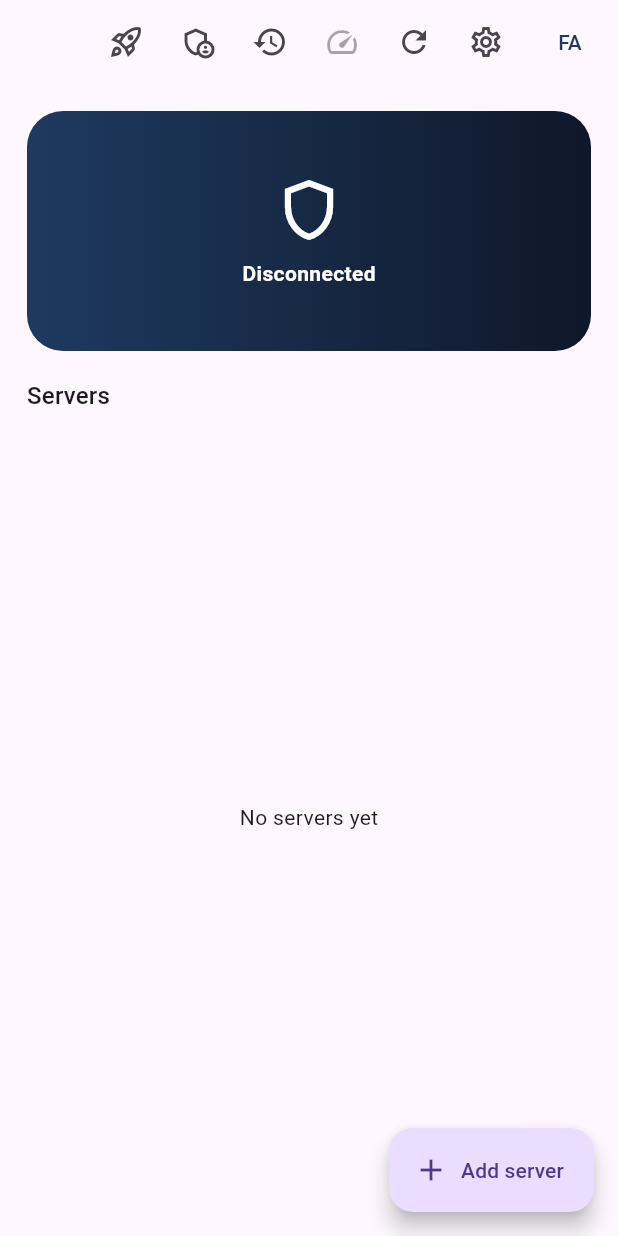
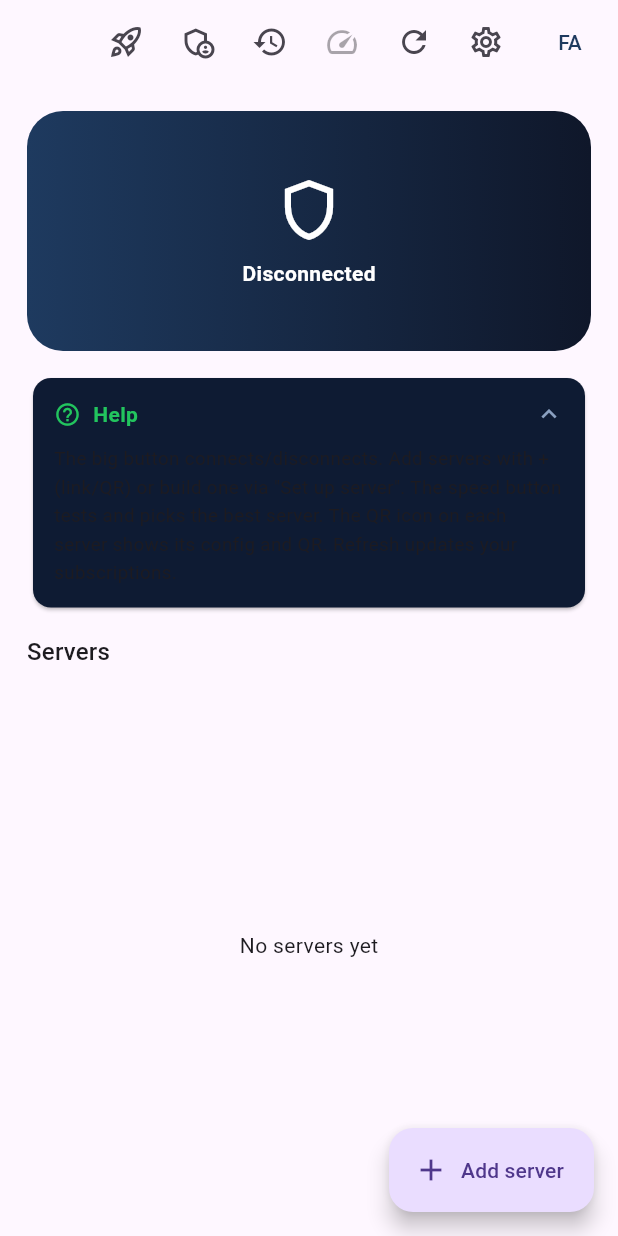
Before and after one commit to kian-irani/kian_v2ray, a Flutter app: the screen it shows after launch, on a phone screen of 412 x 824 dp. Run offline on Flutter 3.47's test engine with Material 3 defaults, Android fonts, the phone set to English and light mode, and no system bars; our stand-ins replace qr_flutter, shared_preferences; missing offline and left inert: cryptography, dartssh2, flutter_v2ray; accounts and stored records are empty.

Commit message:
feat(app): complete in-app bilingual help on every screen (phase 9.12)
Reusable collapsible HelpCard widget + full FA/EN help text on home, setup,
manage, and history screens (settings already had one). Addresses the repeated
'guidance must be complete everywhere' request. Home help auto-expands when the
user has no servers yet.

bump app 0.3.0 -> 0.3.1. All dart balanced; zero missing i18n keys.
(app-v0.3.0 CI build: success — Settings/Subscription/XHTTP all compile.)

Co-Authored-By: Claude Opus 4.8 <noreply@anthropic.com>
Claude-Session: https://claude.ai/code/session_01EGjTRfmhDKahAFuY5WiMoR

```diff
--- a/app/lib/i18n.dart
+++ b/app/lib/i18n.dart
@@ -94,6 +94,23 @@ class Strings {
     'hist.delete.confirm': ['این رکوردِ تاریخچه حذف شود؟', 'Delete this history record?'],
     'copyall.title': ['کپیِ همهٔ کانفیگ‌ها', 'Copy all configs'],
     'copyall.done': ['همهٔ لینک‌ها کپی شد', 'All links copied'],
+    'help.title': ['راهنما', 'Help'],
+    'help.home': [
+      'دکمهٔ بزرگ وصل/قطع می‌کند. سرورها را از + (لینک/QR) اضافه کن یا از «نصب روی سرور» بساز. دکمهٔ سرعت بهترین سرور را تست و انتخاب می‌کند. آیکنِ QR روی هر سرور کانفیگ و QR را نشان می‌دهد. رفرش، Subscriptionها را به‌روز می‌کند.',
+      'The big button connects/disconnects. Add servers with + (link/QR) or build one via "Set up server". The speed button tests and picks the best server. The QR icon on each server shows its config and QR. Refresh updates your subscriptions.',
+    ],
+    'help.setup': [
+      'این بخش از داخلِ اپ به سرورت SSH می‌زند، کانفیگ می‌سازد و نصب می‌کند — بدونِ ترمینال. IP و رمزِ SSH را بده، پروتکل‌ها را انتخاب کن (Reality پیش‌فرض؛ WARP/SS/TLS/Hysteria2/TUIC اختیاری). بعد از نصب، کانفیگ‌ها خودکار به اپ اضافه و در تاریخچه ذخیره می‌شوند.',
+      'This SSHes into your server from inside the app, builds the config and installs — no terminal. Enter the IP and SSH password, pick protocols (Reality by default; WARP/SS/TLS/Hysteria2/TUIC optional). After install the configs are auto-added to the app and saved in history.',
+    ],
+    'help.manage': [
+      'به پنلِ وبِ سرورت وصل شو (آدرس + یوزر/رمز) تا کاربران را ببینی، اضافه/غیرفعال/حذف کنی و آمار را ببینی — همه از داخلِ اپ. اگر پنل نداری، از «نصب روی سرور» آن را راه بینداز.',
+      'Connect to your server\'s web panel (URL + user/pass) to view users, add/disable/delete them and see stats — all in-app. No panel yet? Deploy one from "Set up server".',
+    ],
+    'help.history': [
+      'هر نصبی که از اپ انجام دادی اینجا می‌ماند: لینکِ Subscription، آدرس و یوزر/رمزِ پنل، پروتکل‌ها و تاریخ. هر چیزی را با یک لمس کپی کن؛ رمزِ پنل با آیکنِ چشم نمایش/پنهان می‌شود.',
+      'Every install you ran from the app is kept here: subscription link, panel URL + user/pass, protocols and date. Copy anything with one tap; reveal/hide the panel password with the eye icon.',
+    ],
     'sub.refresh': ['به‌روزرسانیِ Subscription', 'Refresh subscription'],
     'sub.refresh.done': ['کانفیگ‌ها به‌روز شد', 'Configs updated'],
     'sub.refresh.none': ['تغییری نبود یا اتصال برقرار نشد', 'No change or fetch failed'],
--- a/app/lib/screens/history_screen.dart
+++ b/app/lib/screens/history_screen.dart
@@ -5,6 +5,7 @@ import '../i18n.dart';
 import '../models/install_record.dart';
 import '../services/cache.dart';
 import '../theme.dart';
+import '../widgets/help_card.dart';
 
 /// Install history (C-feedback): every server install the user ran from the app,
 /// with its subscription link + web-panel URL/credentials, always recoverable.
@@ -57,13 +58,22 @@ class _HistoryScreenState extends State<HistoryScreen> {
               ? _empty(s)
               : ListView.builder(
                   padding: const EdgeInsets.all(16),
-                  itemCount: _records.length,
-                  itemBuilder: (_, i) => _RecordCard(
-                    strings: s,
-                    record: _records[i],
-                    onCopy: _copy,
-                    onDelete: () => _confirmDelete(s, i),
-                  ),
+                  itemCount: _records.length + 1,
+                  itemBuilder: (_, i) {
+                    if (i == 0) {
+                      return Padding(
+                        padding: const EdgeInsets.only(bottom: 14),
+                        child: HelpCard(title: s.t('help.title'), body: s.t('help.history')),
+                      );
+                    }
+                    final r = _records[i - 1];
+                    return _RecordCard(
+                      strings: s,
+                      record: r,
+                      onCopy: _copy,
+                      onDelete: () => _confirmDelete(s, i - 1),
+                    );
+                  },
                 ),
     );
   }
--- a/app/lib/screens/home_screen.dart
+++ b/app/lib/screens/home_screen.dart
@@ -9,6 +9,7 @@ import '../services/selection.dart';
 import '../services/subscription.dart';
 import '../services/vpn_service.dart';
 import '../theme.dart';
+import '../widgets/help_card.dart';
 import 'config_detail_screen.dart';
 import 'history_screen.dart';
 import 'manage_screen.dart';
@@ -317,7 +318,10 @@ class _HomeScreenState extends State<HomeScreen> {
                   : (_connected ? s.t('connected') : s.t('disconnected')),
               onTap: _selected == null ? null : _toggleConnection,
             ),
-            const SizedBox(height: 18),
+            const SizedBox(height: 14),
+            HelpCard(title: s.t('help.title'), body: s.t('help.home'),
+                initiallyExpanded: _servers.isEmpty),
+            const SizedBox(height: 14),
             if (_subUrl != null && _subUrl!.isNotEmpty) ...[
               Card(
                 color: const Color(0xFF0E1B33),
--- a/app/lib/screens/manage_screen.dart
+++ b/app/lib/screens/manage_screen.dart
@@ -3,6 +3,7 @@ import 'package:flutter/material.dart';
 import '../i18n.dart';
 import '../services/panel_api.dart';
 import '../theme.dart';
+import '../widgets/help_card.dart';
 
 /// In-app server management (the web-panel sections, native — no browser).
 /// Connect to a deployed KIAN panel, then manage users + see stats.
@@ -97,6 +98,8 @@ class _ManageScreenState extends State<ManageScreen> {
         crossAxisAlignment: CrossAxisAlignment.stretch,
         children: [
           Text(s.t('mg.connect'), style: Theme.of(context).textTheme.titleMedium),
+          const SizedBox(height: 10),
+          HelpCard(title: s.t('help.title'), body: s.t('help.manage')),
           const SizedBox(height: 12),
           TextField(controller: _url,
               decoration: InputDecoration(labelText: s.t('mg.url'),
--- a/app/lib/screens/setup_screen.dart
+++ b/app/lib/screens/setup_screen.dart
@@ -10,6 +10,7 @@ import '../services/cache.dart';
 import '../services/config_gen.dart';
 import '../services/ssh_installer.dart';
 import '../theme.dart';
+import '../widgets/help_card.dart';
 
 /// Setup wizard (C7): the app generates the config (client-side keys + the same
 /// Gist subscription as the web), SSHes into the server, and runs the install —
@@ -219,6 +220,8 @@ class _SetupScreenState extends State<SetupScreen> {
         padding: const EdgeInsets.all(16),
         children: [
           Text(s.t('setup.desc'), style: const TextStyle(color: KianTheme.accent)),
+          const SizedBox(height: 10),
+          HelpCard(title: s.t('help.title'), body: s.t('help.setup')),
           const SizedBox(height: 12),
           _field(_ip, s.t('setup.ip'), hint: '185.x.x.x'),
           Row(children: [
--- /dev/null
+++ b/app/lib/widgets/help_card.dart
@@ -0,0 +1,68 @@
+import 'package:flutter/material.dart';
+
+import '../theme.dart';
+
+/// A consistent, collapsible bilingual help card used on every screen so guidance
+/// is complete everywhere (user request). Collapsed by default to stay out of the
+/// way; tap to expand. Pure presentation — pass already-localized title/body.
+class HelpCard extends StatefulWidget {
+  final String title;
+  final String body;
+  final bool initiallyExpanded;
+  const HelpCard({
+    super.key,
+    required this.title,
+    required this.body,
+    this.initiallyExpanded = false,
+  });
+
+  @override
+  State<HelpCard> createState() => _HelpCardState();
+}
+
+class _HelpCardState extends State<HelpCard> {
+  late bool _open = widget.initiallyExpanded;
+
+  @override
+  Widget build(BuildContext context) {
+    return Card(
+      color: const Color(0xFF0E1B33),
+      child: InkWell(
+        borderRadius: BorderRadius.circular(12),
+        onTap: () => setState(() => _open = !_open),
+        child: Padding(
+          padding: const EdgeInsets.all(14),
+          child: Column(
+            crossAxisAlignment: CrossAxisAlignment.start,
+            children: [
+              Row(
+                children: [
+                  const Icon(Icons.help_outline, size: 18, color: KianTheme.accent),
+                  const SizedBox(width: 8),
+                  Expanded(
+                    child: Text(widget.title,
+                        style: const TextStyle(
+                            color: KianTheme.accent, fontWeight: FontWeight.bold)),
+                  ),
+                  Icon(_open ? Icons.expand_less : Icons.expand_more,
+                      size: 20, color: const Color(0xFF8AA0C0)),
+                ],
+              ),
+              AnimatedCrossFade(
+                duration: const Duration(milliseconds: 200),
+                crossFadeState:
+                    _open ? CrossFadeState.showSecond : CrossFadeState.showFirst,
+                firstChild: const SizedBox(width: double.infinity),
+                secondChild: Padding(
+                  padding: const EdgeInsets.only(top: 10),
+                  child: Text(widget.body,
+                      style: const TextStyle(fontSize: 12.5, height: 1.55)),
+                ),
+              ),
+            ],
+          ),
+        ),
+      ),
+    );
+  }
+}
--- a/app/pubspec.yaml
+++ b/app/pubspec.yaml
@@ -1,7 +1,7 @@
 name: kv2m
 description: Kv2m — KIAN V2Ray mobile client (same family as the Kv2m desktop app; Android-first, no GMS).
 publish_to: "none"
-version: 0.3.0+10
+version: 0.3.1+11
 
 environment:
   sdk: ">=3.3.0 <4.0.0"
```
